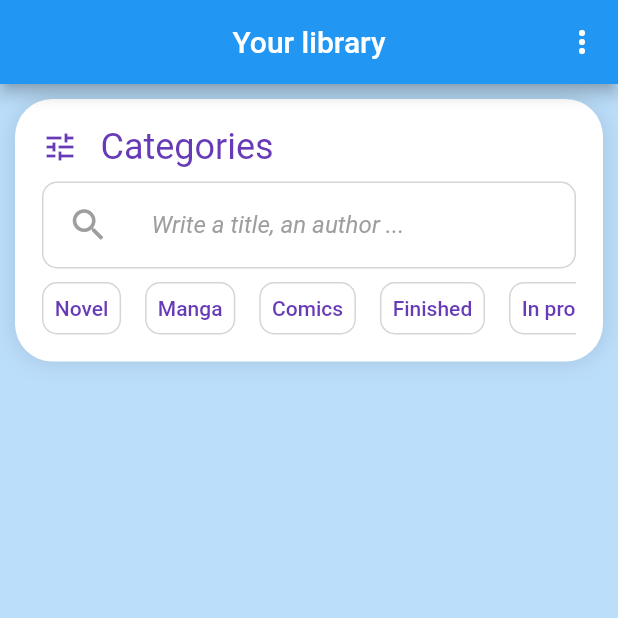
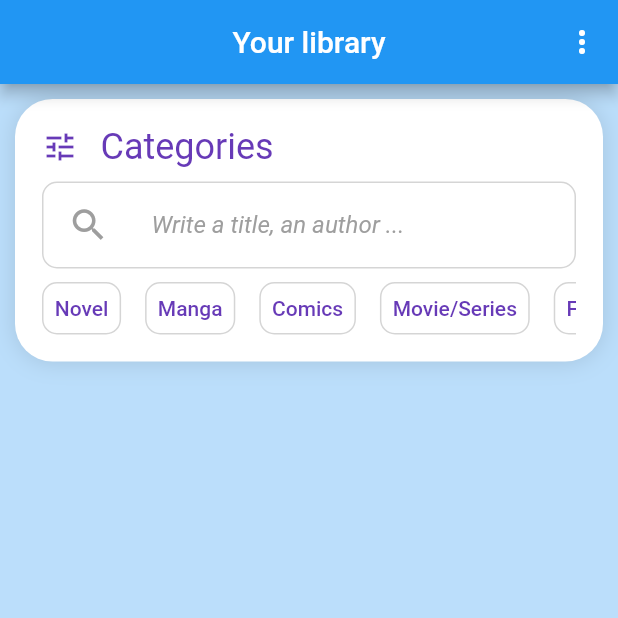
Before and after one commit to PaulineKlein/BookMemoRefonte, a Flutter app: the screen it shows after launch, on a phone screen of 412 x 824 dp, the top half of it. Run offline on Flutter 3.47's test engine with Material 2 defaults, Android fonts, the phone set to English and light mode, and no system bars; our stand-ins replace csv, easy_localization, equatable, file_picker, firebase_core, firebase_crashlytics and 5 more; missing offline and left inert: flutter_form_bloc, home_widget, share_extend; accounts and stored records are empty; statements that could not run were skipped.

Commit message:
[feature] add movie filter

```diff
--- a/assets/translations/en.json
+++ b/assets/translations/en.json
@@ -9,6 +9,7 @@
   "bookVolume":"Volume :",
   "bookChapter":"Chapter :",
   "bookEpisode":"Episode :",
+  "bookFavorite":"Favorite",
   "bookAuthorNotKnown":"Unknown author",
   "filterCategory":"Categories",
   "filterEmptyList":"No result",
@@ -34,6 +35,7 @@
   "formTypeLiterature": "Novel",
   "formTypeManga": "Manga",
   "formTypeComic": "Comics",
+  "formTypeMovie": "Movie/Series",
   "formIsFinished": "Collection",
   "formIsBought": "Purchased ?",
   "formIsFavorite": "Favorite ?",
--- a/assets/translations/fr.json
+++ b/assets/translations/fr.json
@@ -9,6 +9,7 @@
   "bookVolume":"Volume :",
   "bookChapter":"Chapitre :",
   "bookEpisode":"Episode :",
+  "bookFavorite":"Favori",
   "bookAuthorNotKnown":"Auteur inconnu",
   "filterCategory":"Catégories",
   "filterEmptyList":"Aucun Résultat",
@@ -31,9 +32,10 @@
   "formEpisode": "Episode",
   "formDescription": "Description",
   "formType": "Type",
-  "formTypeLiterature": "Roman",
+  "formTypeLiterature": "Littérature",
   "formTypeManga": "Manga",
   "formTypeComic": "BD",
+  "formTypeMovie": "Film/Série",
   "formIsFinished": "Collection",
   "formIsBought": "Acheté ?",
   "formIsFavorite": "Favori ?",
--- a/lib/data/model/book.dart
+++ b/lib/data/model/book.dart
@@ -2,7 +2,7 @@ import 'package:easy_localization/src/public_ext.dart';
 
 import '../../strings.dart';
 
-enum BookType { literature, manga, comic }
+enum BookType { literature, manga, comic, movie }
 
 class Book {
   int? id;
@@ -40,6 +40,8 @@ class Book {
         return 'formTypeComic'.tr();
       case BookType.literature:
         return 'formTypeLiterature'.tr();
+      case BookType.movie:
+        return 'formTypeMovie'.tr();
     }
   }
 
@@ -48,8 +50,10 @@ class Book {
       return BookType.manga;
     } else if (selectedValue == 'formTypeComic'.tr()) {
       return BookType.comic;
+    } else if (selectedValue == 'formTypeLiterature'.tr()) {
+      return BookType.literature;
     } else {
-      return BookType.literature;
+      return BookType.movie;
     }
   }
 
--- a/lib/ui/addBook/bookFormBloc.dart
+++ b/lib/ui/addBook/bookFormBloc.dart
@@ -27,7 +27,8 @@ class BookFormBloc extends FormBloc<String, String> {
     items: [
       'formTypeManga'.tr(),
       'formTypeLiterature'.tr(),
-      'formTypeComic'.tr()
+      'formTypeComic'.tr(),
+      'formTypeMovie'.tr()
     ],
     initialValue: 'formTypeManga'.tr(),
   );
--- a/lib/ui/home/buildFilter.dart
+++ b/lib/ui/home/buildFilter.dart
@@ -7,6 +7,18 @@ import 'package:flutter_bloc/flutter_bloc.dart';
 
 import '../../strings.dart';
 
+enum FilterType {
+  literature, // 0
+  manga, // 1
+  comic, // 2
+  movie, // 3
+  favorite, // 4
+  finish, // 5
+  notFinish, // 6
+  bought, // 7
+  notBought, // 8
+}
+
 class BuildFilter extends StatefulWidget {
   const BuildFilter({Key? key}) : super(key: key);
 
@@ -15,13 +27,15 @@ class BuildFilter extends StatefulWidget {
 
 class _BuildFilter extends State<BuildFilter> {
   List _categories = [
-    'formTypeLiterature'.tr(),
-    'formTypeManga'.tr(),
-    'formTypeComic'.tr(),
-    'bookFinish'.tr(),
-    'bookNotFinish'.tr(),
-    'bookBuy'.tr(),
-    'bookNotBuy'.tr()
+    'formTypeLiterature'.tr(), // 0
+    'formTypeManga'.tr(), // 1
+    'formTypeComic'.tr(), // 2
+    'formTypeMovie'.tr(), // 3
+    'bookFavorite'.tr(), // 4
+    'bookFinish'.tr(), // 5
+    'bookNotFinish'.tr(), // 6
+    'bookBuy'.tr(), // 7
+    'bookNotBuy'.tr(), // 8
   ];
   List _selectedIndexs = [];
   final myTitleSearchController = TextEditingController();
@@ -31,7 +45,7 @@ class _BuildFilter extends State<BuildFilter> {
 
     // type query :
     List<int> typeSelected = [];
-    for (var i = 0; i < 3; i++) {
+    for (var i = 0; i < 4; i++) {
       if (_selectedIndexs.contains(i)) {
         typeSelected.add(i);
       }
@@ -40,12 +54,17 @@ class _BuildFilter extends State<BuildFilter> {
       query.add("${Strings.dbHasType} (${typeSelected.join(', ')})");
     }
 
+    // isFavorite query :
+    if (_selectedIndexs.contains(FilterType.favorite.index)) {
+      query.add(Strings.dbIsFavorite);
+    }
+
     // isFinished query :
     List<int> isFinishedSelected = [];
-    if (_selectedIndexs.contains(3)) {
+    if (_selectedIndexs.contains(FilterType.finish.index)) {
       isFinishedSelected.add(1); // bookFinish
     }
-    if (_selectedIndexs.contains(4)) {
+    if (_selectedIndexs.contains(FilterType.notFinish.index)) {
       isFinishedSelected.add(0); // bookNotFinish
     }
     if (isFinishedSelected.isNotEmpty) {
@@ -54,10 +73,10 @@ class _BuildFilter extends State<BuildFilter> {
 
     // isBought query :
     List<int> isBoughtSelected = [];
-    if (_selectedIndexs.contains(5)) {
+    if (_selectedIndexs.contains(FilterType.bought.index)) {
       isBoughtSelected.add(1); // bookBought
     }
-    if (_selectedIndexs.contains(6)) {
+    if (_selectedIndexs.contains(FilterType.notBought.index)) {
       isBoughtSelected.add(0); // bookNotBought
     }
     if (isBoughtSelected.isNotEmpty) {
```
Also changed, not shown: assets/images/icon_3.png (added).
